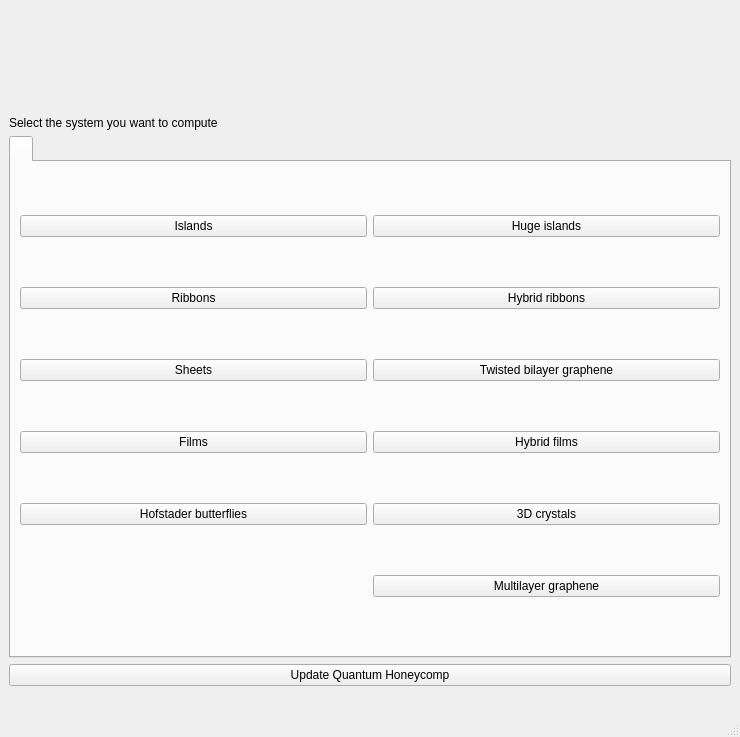
Old version of the form development/interface-pyqt/system_selection/interface.ui in the repository joselado/quantum-honeycomp.
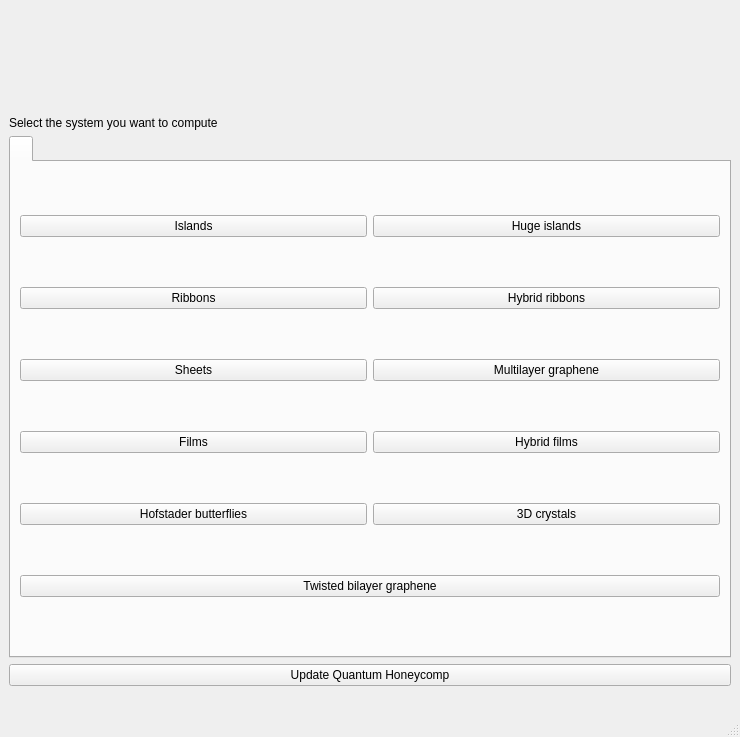
New version of the form.

What changed in the file:
```diff
--- a/development/interface-pyqt/system_selection/interface.ui
+++ b/development/interface-pyqt/system_selection/interface.ui
@@ -132,16 +132,16 @@
            </widget>
           </item>
           <item row="3" column="1">
-           <widget class="QPushButton" name="twisted_bilayer">
+           <widget class="QPushButton" name="multilayergraphene">
             <property name="text">
-             <string>Twisted bilayer graphene</string>
+             <string>Multilayer graphene</string>
             </property>
            </widget>
           </item>
-          <item row="11" column="1">
-           <widget class="QPushButton" name="multilayergraphene">
+          <item row="12" column="0" colspan="2">
+           <widget class="QPushButton" name="twisted_bilayer">
             <property name="text">
-             <string>Multilayer graphene</string>
+             <string>Twisted bilayer graphene</string>
             </property>
            </widget>
           </item>
```
